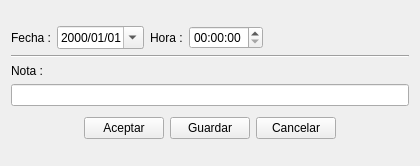
Qt form newalerta_alerta_ui.ui (rodety/Clinica) before a commit.
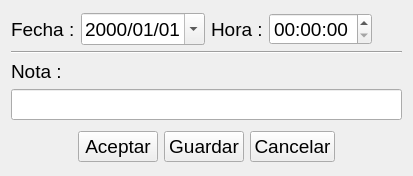
The same form after that commit. Icons and pictures are not drawn.

Diff of the .ui file:
```diff
--- a/newalerta_alerta_ui.ui
+++ b/newalerta_alerta_ui.ui
@@ -6,8 +6,8 @@
    <rect>
     <x>0</x>
     <y>0</y>
-    <width>420</width>
-    <height>166</height>
+    <width>413</width>
+    <height>176</height>
    </rect>
   </property>
   <property name="windowTitle">
@@ -24,6 +24,11 @@
       <layout class="QGridLayout" name="gridLayout">
        <item row="0" column="0">
         <widget class="QLabel" name="label">
+         <property name="font">
+          <font>
+           <pointsize>14</pointsize>
+          </font>
+         </property>
          <property name="text">
           <string>Fecha :</string>
          </property>
@@ -31,6 +36,11 @@
        </item>
        <item row="0" column="1">
         <widget class="QDateEdit" name="dateEdit">
+         <property name="font">
+          <font>
+           <pointsize>14</pointsize>
+          </font>
+         </property>
          <property name="displayFormat">
           <string>yyyy/MM/dd</string>
          </property>
@@ -41,6 +51,11 @@
        </item>
        <item row="0" column="2">
         <widget class="QLabel" name="label_3">
+         <property name="font">
+          <font>
+           <pointsize>14</pointsize>
+          </font>
+         </property>
          <property name="text">
           <string>Hora :</string>
          </property>
@@ -48,6 +63,11 @@
        </item>
        <item row="0" column="3">
         <widget class="QTimeEdit" name="timeEdit">
+         <property name="font">
+          <font>
+           <pointsize>14</pointsize>
+          </font>
+         </property>
          <property name="maximumDateTime">
           <datetime>
            <hour>23</hour>
@@ -78,6 +98,11 @@
        </item>
        <item row="0" column="4">
         <spacer name="horizontalSpacer">
+         <property name="font">
+          <font>
+           <pointsize>14</pointsize>
+          </font>
+         </property>
          <property name="orientation">
           <enum>Qt::Horizontal</enum>
          </property>
@@ -93,6 +118,11 @@
      </item>
      <item row="1" column="0">
       <widget class="Line" name="line">
+       <property name="font">
+        <font>
+         <pointsize>14</pointsize>
+        </font>
+       </property>
        <property name="orientation">
         <enum>Qt::Horizontal</enum>
        </property>
@@ -108,13 +138,24 @@
            <verstretch>0</verstretch>
           </sizepolicy>
          </property>
+         <property name="font">
+          <font>
+           <pointsize>14</pointsize>
+          </font>
+         </property>
          <property name="text">
           <string>Nota :</string>
          </property>
         </widget>
        </item>
        <item row="1" column="0">
-        <widget class="QLineEdit" name="lineEdit"/>
+        <widget class="QLineEdit" name="lineEdit">
+         <property name="font">
+          <font>
+           <pointsize>14</pointsize>
+          </font>
+         </property>
+        </widget>
        </item>
       </layout>
      </item>
@@ -122,6 +163,11 @@
       <layout class="QGridLayout" name="gridLayout_3">
        <item row="1" column="0">
         <spacer name="horizontalSpacer_2">
+         <property name="font">
+          <font>
+           <pointsize>14</pointsize>
+          </font>
+         </property>
          <property name="orientation">
           <enum>Qt::Horizontal</enum>
          </property>
@@ -135,6 +181,11 @@
        </item>
        <item row="1" column="1">
         <widget class="QPushButton" name="pushButton_Acept">
+         <property name="font">
+          <font>
+           <pointsize>14</pointsize>
+          </font>
+         </property>
          <property name="text">
           <string>Aceptar</string>
          </property>
@@ -142,6 +193,11 @@
        </item>
        <item row="1" column="2">
         <widget class="QPushButton" name="pushButton_Save">
+         <property name="font">
+          <font>
+           <pointsize>14</pointsize>
+          </font>
+         </property>
          <property name="text">
           <string>Guardar</string>
          </property>
@@ -149,6 +205,11 @@
        </item>
        <item row="1" column="3">
         <widget class="QPushButton" name="pushButton_Cancel">
+         <property name="font">
+          <font>
+           <pointsize>14</pointsize>
+          </font>
+         </property>
          <property name="text">
           <string>Cancelar</string>
          </property>
@@ -169,6 +230,11 @@
        </item>
        <item row="0" column="2">
         <spacer name="verticalSpacer">
+         <property name="font">
+          <font>
+           <pointsize>14</pointsize>
+          </font>
+         </property>
          <property name="orientation">
           <enum>Qt::Vertical</enum>
          </property>
```
